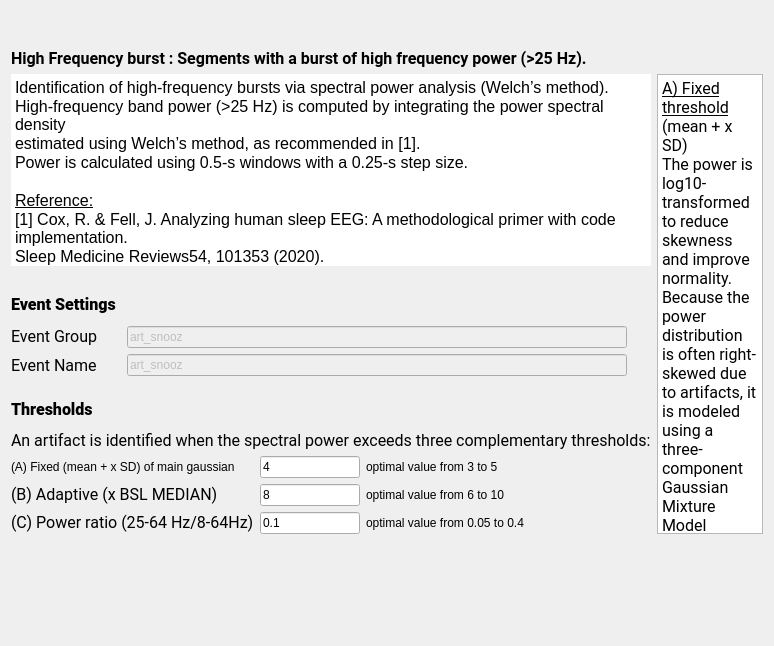
This is tools/CEAMSTools/DetectArtifacts/HighFreqBurstStep/Ui_HighFreqBurstStep.ui in SnoozToolbox/snooz-package-ceams as Qt 5 draws it before an edit. The edited form follows.
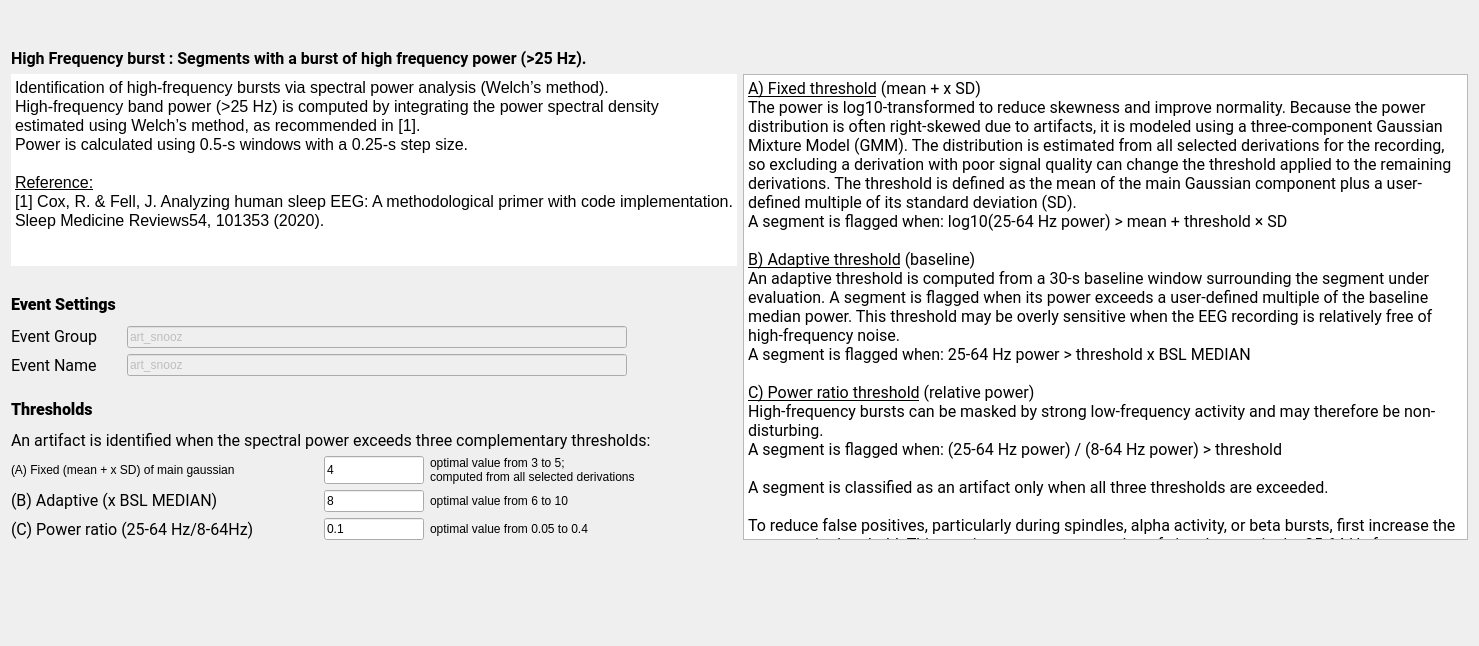
This is the edited form.

Commit message: Detect EEG artifact : Clarify Threshold distribution across selected derivations, GMM distribution uses all selected derivations.

```diff
--- a/tools/CEAMSTools/DetectArtifacts/HighFreqBurstStep/Ui_HighFreqBurstStep.ui
+++ b/tools/CEAMSTools/DetectArtifacts/HighFreqBurstStep/Ui_HighFreqBurstStep.ui
@@ -6,7 +6,7 @@
    <rect>
     <x>0</x>
     <y>0</y>
-    <width>774</width>
+    <width>1479</width>
     <height>646</height>
    </rect>
   </property>
@@ -382,56 +382,10 @@
          <property name="sizeConstraint">
           <enum>QLayout::SizeConstraint::SetFixedSize</enum>
          </property>
-         <item row="2" column="0">
-          <widget class="QLabel" name="label_11">
-           <property name="sizePolicy">
-            <sizepolicy hsizetype="Fixed" vsizetype="Fixed">
-             <horstretch>0</horstretch>
-             <verstretch>0</verstretch>
-            </sizepolicy>
-           </property>
-           <property name="maximumSize">
-            <size>
-             <width>315</width>
-             <height>16777215</height>
-            </size>
-           </property>
-           <property name="font">
-            <font>
-             <family>Roboto</family>
-             <pointsize>12</pointsize>
-             <italic>false</italic>
-             <bold>false</bold>
-            </font>
-           </property>
-           <property name="text">
-            <string>(C) Power ratio (25-64 Hz/8-64Hz)</string>
-           </property>
-          </widget>
-         </item>
-         <item row="2" column="2">
-          <widget class="QLabel" name="label_14">
-           <property name="sizePolicy">
-            <sizepolicy hsizetype="Fixed" vsizetype="Fixed">
-             <horstretch>0</horstretch>
-             <verstretch>0</verstretch>
-            </sizepolicy>
-           </property>
-           <property name="maximumSize">
-            <size>
-             <width>220</width>
-             <height>16777215</height>
-            </size>
-           </property>
-           <property name="text">
-            <string>optimal value from 0.05 to 0.4</string>
-           </property>
-          </widget>
-         </item>
          <item row="0" column="1">
           <widget class="QLineEdit" name="tresh_fixe_lineEdit">
            <property name="sizePolicy">
-            <sizepolicy hsizetype="Fixed" vsizetype="Fixed">
+            <sizepolicy hsizetype="Expanding" vsizetype="Expanding">
              <horstretch>0</horstretch>
              <verstretch>0</verstretch>
             </sizepolicy>
@@ -456,46 +410,39 @@
            </property>
           </widget>
          </item>
-         <item row="0" column="2">
-          <widget class="QLabel" name="label_12">
+         <item row="1" column="2">
+          <widget class="QLabel" name="label_13">
            <property name="sizePolicy">
-            <sizepolicy hsizetype="Fixed" vsizetype="Fixed">
+            <sizepolicy hsizetype="Expanding" vsizetype="Expanding">
              <horstretch>0</horstretch>
              <verstretch>0</verstretch>
             </sizepolicy>
            </property>
            <property name="maximumSize">
             <size>
-             <width>220</width>
+             <width>16777215</width>
              <height>16777215</height>
             </size>
            </property>
            <property name="text">
-            <string>optimal value from 3 to 5</string>
-           </property>
-          </widget>
-         </item>
-         <item row="1" column="1">
-          <widget class="QLineEdit" name="thresh_adp_lineEdit">
-           <property name="sizePolicy">
-            <sizepolicy hsizetype="Fixed" vsizetype="Fixed">
-             <horstretch>0</horstretch>
-             <verstretch>0</verstretch>
-            </sizepolicy>
-           </property>
-           <property name="maximumSize">
-            <size>
-             <width>100</width>
-             <height>16777215</height>
-            </size>
-           </property>
-           <property name="text">
-            <string>8</string>
+            <string>optimal value from 6 to 10</string>
            </property>
           </widget>
          </item>
          <item row="0" column="0">
           <widget class="QLabel" name="label_15">
+           <property name="sizePolicy">
+            <sizepolicy hsizetype="Expanding" vsizetype="Expanding">
+             <horstretch>0</horstretch>
+             <verstretch>0</verstretch>
+            </sizepolicy>
+           </property>
+           <property name="maximumSize">
+            <size>
+             <width>315</width>
+             <height>16777215</height>
+            </size>
+           </property>
            <property name="mouseTracking">
             <bool>true</bool>
            </property>
@@ -507,29 +454,95 @@
            </property>
           </widget>
          </item>
-         <item row="1" column="2">
-          <widget class="QLabel" name="label_13">
+         <item row="2" column="0">
+          <widget class="QLabel" name="label_11">
            <property name="sizePolicy">
-            <sizepolicy hsizetype="Fixed" vsizetype="Fixed">
+            <sizepolicy hsizetype="Expanding" vsizetype="Expanding">
              <horstretch>0</horstretch>
              <verstretch>0</verstretch>
             </sizepolicy>
            </property>
            <property name="maximumSize">
             <size>
-             <width>220</width>
+             <width>315</width>
              <height>16777215</height>
             </size>
            </property>
+           <property name="font">
+            <font>
+             <family>Roboto</family>
+             <pointsize>12</pointsize>
+             <italic>false</italic>
+             <bold>false</bold>
+            </font>
+           </property>
            <property name="text">
-            <string>optimal value from 6 to 10</string>
+            <string>(C) Power ratio (25-64 Hz/8-64Hz)</string>
+           </property>
+          </widget>
+         </item>
+         <item row="0" column="2">
+          <widget class="QLabel" name="label_12">
+           <property name="sizePolicy">
+            <sizepolicy hsizetype="Expanding" vsizetype="Expanding">
+             <horstretch>0</horstretch>
+             <verstretch>0</verstretch>
+            </sizepolicy>
+           </property>
+           <property name="maximumSize">
+            <size>
+             <width>16777215</width>
+             <height>16777215</height>
+            </size>
+           </property>
+           <property name="text">
+            <string>optimal value from 3 to 5; 
+computed from all selected derivations</string>
+           </property>
+          </widget>
+         </item>
+         <item row="1" column="1">
+          <widget class="QLineEdit" name="thresh_adp_lineEdit">
+           <property name="sizePolicy">
+            <sizepolicy hsizetype="Expanding" vsizetype="Expanding">
+             <horstretch>0</horstretch>
+             <verstretch>0</verstretch>
+            </sizepolicy>
+           </property>
+           <property name="maximumSize">
+            <size>
+             <width>100</width>
+             <height>16777215</height>
+            </size>
+           </property>
+           <property name="text">
+            <string>8</string>
+           </property>
+          </widget>
+         </item>
+         <item row="2" column="1">
+          <widget class="QLineEdit" name="thresh_ratio_lineEdit">
+           <property name="sizePolicy">
+            <sizepolicy hsizetype="Expanding" vsizetype="Expanding">
+             <horstretch>0</horstretch>
+             <verstretch>0</verstretch>
+            </sizepolicy>
+           </property>
+           <property name="maximumSize">
+            <size>
+             <width>100</width>
+             <height>16777215</height>
+            </size>
+           </property>
+           <property name="text">
+            <string>0.1</string>
            </property>
           </widget>
          </item>
          <item row="1" column="0">
           <widget class="QLabel" name="label_2">
            <property name="sizePolicy">
-            <sizepolicy hsizetype="Fixed" vsizetype="Fixed">
+            <sizepolicy hsizetype="Expanding" vsizetype="Expanding">
              <horstretch>0</horstretch>
              <verstretch>0</verstretch>
             </sizepolicy>
@@ -562,38 +575,25 @@
            </property>
           </widget>
          </item>
-         <item row="2" column="1">
-          <widget class="QLineEdit" name="thresh_ratio_lineEdit">
+         <item row="2" column="2">
+          <widget class="QLabel" name="label_14">
            <property name="sizePolicy">
-            <sizepolicy hsizetype="Fixed" vsizetype="Fixed">
+            <sizepolicy hsizetype="Expanding" vsizetype="Expanding">
              <horstretch>0</horstretch>
              <verstretch>0</verstretch>
             </sizepolicy>
            </property>
            <property name="maximumSize">
             <size>
-             <width>100</width>
+             <width>16777215</width>
              <height>16777215</height>
             </size>
            </property>
            <property name="text">
-            <string>0.1</string>
+            <string>optimal value from 0.05 to 0.4</string>
            </property>
           </widget>
          </item>
-         <item row="2" column="3">
-          <spacer name="horizontalSpacer">
-           <property name="orientation">
-            <enum>Qt::Orientation::Horizontal</enum>
-           </property>
-           <property name="sizeHint" stdset="0">
-            <size>
-             <width>40</width>
-             <height>20</height>
-            </size>
-           </property>
-          </spacer>
-         </item>
         </layout>
        </item>
       </layout>
@@ -638,7 +638,7 @@
 li.checked::marker { content: &quot;\2612&quot;; }
 &lt;/style&gt;&lt;/head&gt;&lt;body style=&quot; font-family:'Roboto'; font-size:12pt; font-weight:400; font-style:normal;&quot;&gt;
 &lt;p style=&quot; margin-top:0px; margin-bottom:0px; margin-left:0px; margin-right:0px; -qt-block-indent:0; text-indent:0px;&quot;&gt;&lt;span style=&quot; text-decoration: underline;&quot;&gt;A) Fixed threshold&lt;/span&gt;&lt;span style=&quot; color:#000000;&quot;&gt; (mean + x SD)&lt;/span&gt;&lt;/p&gt;
-&lt;p style=&quot; margin-top:0px; margin-bottom:0px; margin-left:0px; margin-right:0px; -qt-block-indent:0; text-indent:0px;&quot;&gt;The power is log10-transformed to reduce skewness and improve normality. Because the power distribution is often right-skewed due to artifacts, it is modeled using a three-component Gaussian Mixture Model (GMM). The threshold is defined as the mean of the main Gaussian component plus a user-defined multiple of its standard deviation (SD).&lt;/p&gt;
+&lt;p style=&quot; margin-top:0px; margin-bottom:0px; margin-left:0px; margin-right:0px; -qt-block-indent:0; text-indent:0px;&quot;&gt;The power is log10-transformed to reduce skewness and improve normality. Because the power distribution is often right-skewed due to artifacts, it is modeled using a three-component Gaussian Mixture Model (GMM). The distribution is estimated from all selected derivations for the recording, so excluding a derivation with poor signal quality can change the threshold applied to the remaining derivations. The threshold is defined as the mean of the main Gaussian component plus a user-defined multiple of its standard deviation (SD).&lt;/p&gt;
 &lt;p style=&quot; margin-top:0px; margin-bottom:0px; margin-left:0px; margin-right:0px; -qt-block-indent:0; text-indent:0px;&quot;&gt;A segment is flagged when: log10(25-64 Hz power) &amp;gt; mean + threshold × SD&lt;/p&gt;
 &lt;p style=&quot;-qt-paragraph-type:empty; margin-top:0px; margin-bottom:0px; margin-left:0px; margin-right:0px; -qt-block-indent:0; text-indent:0px;&quot;&gt;&lt;br /&gt;&lt;/p&gt;
 &lt;p style=&quot; margin-top:0px; margin-bottom:0px; margin-left:0px; margin-right:0px; -qt-block-indent:0; text-indent:0px;&quot;&gt;&lt;span style=&quot; text-decoration: underline;&quot;&gt;B) Adaptive threshold&lt;/span&gt; (baseline)&lt;/p&gt;
```
The commit also changes 7 other files.
